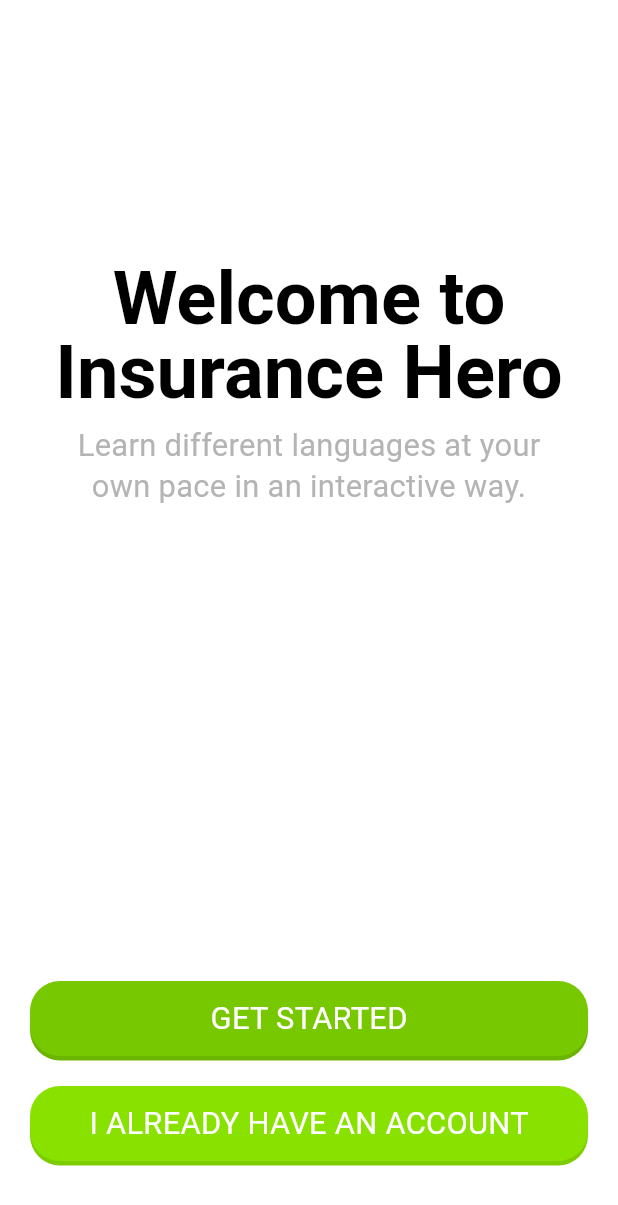
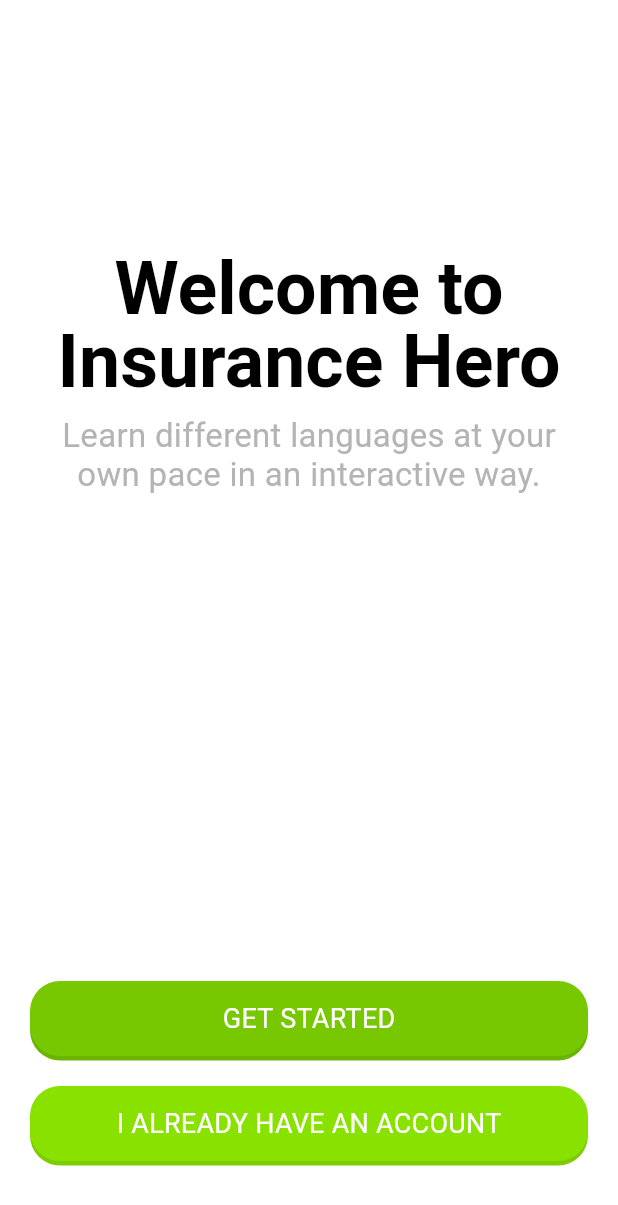
Before and after one commit to WaseemMirzaa/Insuran-Hero-Flutter-New, a Flutter app: the screen it shows after launch, on a phone screen of 412 x 824 dp. Shown: the top 1205 px of the screen. Run offline on Flutter 3.47's test engine with Material 2 defaults, Android fonts, the phone set to English and light mode, and no system bars; drawn by our look-alikes of auto_size_text; our stand-ins replace circular_countdown_timer, cloud_firestore, email_validator, firebase_auth, firebase_core, firebase_crashlytics and 12 more; missing offline and left inert: cloud_firestore_web, firebase_auth_web, firebase_core_web, firebase_storage_web, google_sign_in_web, image_picker_for_web and 3 more; accounts and stored records are empty; Roboto replaces fonts that are missing (Calibri).

Commit message:
ui corrected. incorrect font size used

```diff
--- a/lib/ui/auth/start.dart
+++ b/lib/ui/auth/start.dart
@@ -1,3 +1,4 @@
+import 'package:auto_size_text/auto_size_text.dart';
 import 'package:flutter/material.dart';
 import 'package:google_fonts/google_fonts.dart';
 import 'package:insurancehero/constants/gaps.dart';
@@ -27,35 +28,42 @@ class _StartViewState extends State<StartView> {
                 children: [
                   verticalGap(170),
                   Center(
-                    child: Text(
+                    child: Padding(
+                      padding: const EdgeInsets.only(left: 15.0, right: 15),
+                      child: AutoSizeText(
                         'Welcome to\nInsurance Hero',
                         maxLines: 2,
+                        minFontSize: 12,
+                        maxFontSize: 100,
                         style: GoogleFonts.roboto(
-                        fontSize: width * 0.12,
+                          fontSize: 100,
                           color: const Color(0xff000000),
                           fontWeight: FontWeight.w600,
                           height: 1
                         ),
-                      textHeightBehavior:
-                          const TextHeightBehavior(applyHeightToFirstAscent: false),
                           textAlign: TextAlign.center,
                         softWrap: false,
                       ),
                     ),
+                  ),
                   verticalGap(10),
-                   Text(
+                   Padding(
+                     padding: const EdgeInsets.only(left: 15.0, right: 15),
+                     child: AutoSizeText(
+                       maxLines: 2,
+                       minFontSize: 12,
+                       maxFontSize: 35,
                       'Learn different languages at your\nown pace in an interactive way.',
                       style: TextStyle(
                         fontFamily: 'Calibri',
-                      fontSize: width * 0.05,
+                        fontSize: 35,
                         color: Color(0xffb4b4b4),
+
                         letterSpacing: 0.21,
-                      height: 1.2857142857142858,
                       ),
-                    textHeightBehavior:
-                        TextHeightBehavior(applyHeightToFirstAscent: false),
                       textAlign: TextAlign.center,
                       softWrap: false,
+                  ),
                    ),
                 ],
               ),
--- a/lib/widgets/full_width_button.dart
+++ b/lib/widgets/full_width_button.dart
@@ -1,8 +1,6 @@
-
-
+import 'package:auto_size_text/auto_size_text.dart';
 import 'package:flutter/cupertino.dart';
 import 'package:flutter/material.dart';
-
 
 Container fullWidthButton({
   required BuildContext context,
@@ -35,16 +33,17 @@ Container fullWidthButton({
         borderRadius: BorderRadius.circular(20),
         onTap: onTap,
         child: Center(
-            child: Text(
+          child: AutoSizeText(
             title,
-              style:  TextStyle(
+            maxLines: 1,
+            style: TextStyle(
               fontFamily: 'Calibri',
-                fontSize: width * 0.05,
+              fontSize: 18,
               color: Color(0xffffffff),
               letterSpacing: 0.18,
             ),
-              textHeightBehavior:
-                  TextHeightBehavior(applyHeightToFirstAscent: false),
+            maxFontSize: 20,
+            minFontSize: 12,
             textAlign: TextAlign.center,
             softWrap: false,
           ),
--- a/pubspec.yaml
+++ b/pubspec.yaml
@@ -35,6 +35,7 @@ dependencies:
 
   # The following adds the Cupertino Icons font to your application.
   # Use with the CupertinoIcons class for iOS style icons.
+  auto_size_text: ^3.0.0
   flutter_switch: ^0.3.2
   cupertino_icons: ^1.0.2
 #  adobe_xd: ^2.0.1
```
Also changed, not shown: lib/history.dart (+13 -5 lines), lib/home.dart (+9 -7 lines), lib/question.dart (+11 -3 lines), pubspec.lock, 3 other files. Lines whose indentation alone changed are shown as unchanged.
